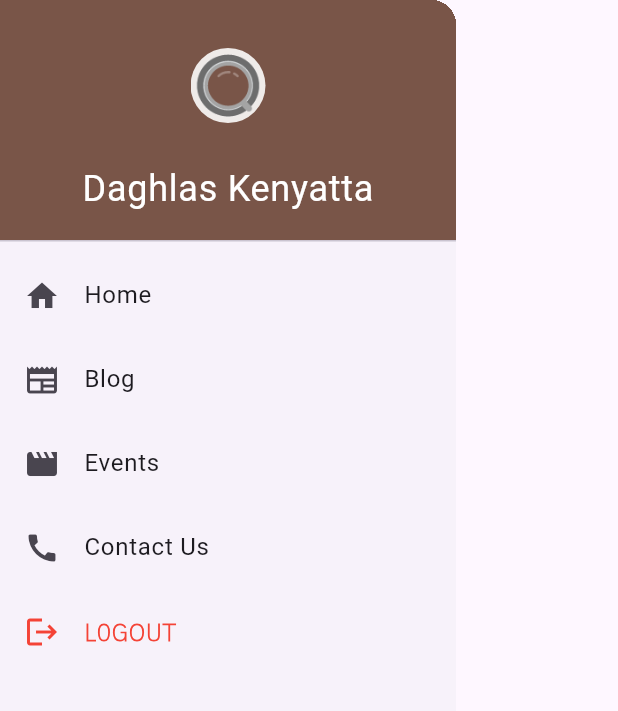
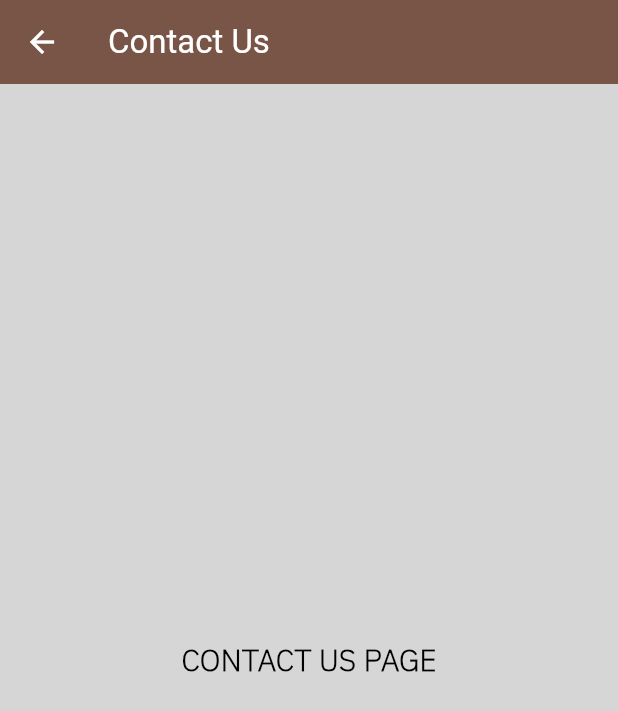
Before and after one commit to daghlas/connect_coffee_heart, a Flutter app: the MyDrawer widget shown alone on an empty page, opened directly, after a tap on "Contact Us", on a phone screen of 412 x 824 dp. Shown: the top 711 px of the screen. Run offline on Flutter 3.47's test engine with Material 3 defaults, Android fonts, the phone set to English and light mode, and no system bars; our stand-ins replace cloud_firestore, firebase_auth, firebase_core, flutter_spinkit, google_nav_bar; accounts and stored records are empty.

Commit message:
Drawer; contactUs

```diff
--- a/lib/components/drawer.dart
+++ b/lib/components/drawer.dart
@@ -1,3 +1,4 @@
+import 'package:connect_coffee/screens/pages/drawer/contact_us.dart';
 import 'package:flutter/material.dart';
 
 class MyDrawer extends StatelessWidget {
@@ -70,7 +71,10 @@ class MyDrawer extends StatelessWidget {
                 title: const Text('Contact Us'),
                 onTap: () {
                   // Add your navigation logic here
-                  // Navigator.pop(context);
+                  Navigator.push(
+                      context,
+                      MaterialPageRoute(
+                          builder: (context) => const ContactUs()));
                 },
               ),
               ListTile(
--- a/lib/screens/pages/cart_page.dart
+++ b/lib/screens/pages/cart_page.dart
@@ -22,9 +22,8 @@ class _CartPageState extends State<CartPage> {
   Widget build(BuildContext context) {
     return Consumer<ConnectMenu>(
       builder: (BuildContext context, ConnectMenu value, Widget? child) =>
-          Scaffold(
-        backgroundColor: Colors.grey[350],
-        body: Stack(
+          SafeArea(
+        child: Stack(
           children: [
             Container(
               margin: const EdgeInsets.fromLTRB(15.0, 100.0, 15.0, 20.0),
--- /dev/null
+++ b/lib/screens/pages/drawer/contact_us.dart
@@ -0,0 +1,33 @@
+import 'package:flutter/material.dart';
+
+class ContactUs extends StatefulWidget {
+  const ContactUs({super.key});
+
+  @override
+  State<ContactUs> createState() => _ContactUsState();
+}
+
+class _ContactUsState extends State<ContactUs> {
+  @override
+  Widget build(BuildContext context) {
+    return Scaffold(
+      appBar: AppBar(
+        backgroundColor: Colors.brown,
+        foregroundColor: Colors.white,
+        title: const Text('Contact Us'),
+      ),
+      body: Container(
+          color: Colors.grey[350],
+          child: const Center(
+              child: Text(
+            'CONTACT US PAGE',
+            style: TextStyle(
+              fontSize: 20.0,
+              color: Colors.black,
+              fontWeight: FontWeight.bold,
+              fontFamily: 'IBMPlexSans',
+            ),
+          ))),
+    );
+  }
+}
```
